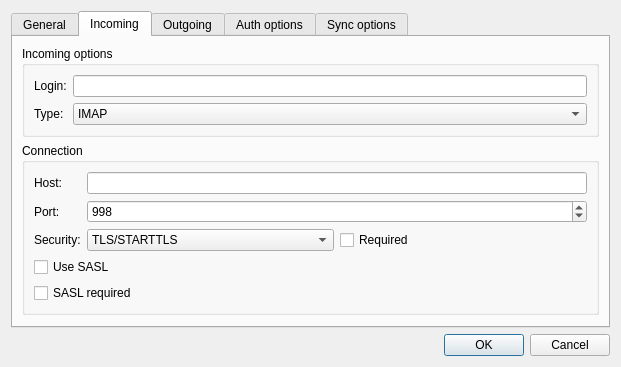
The window that src/plugins/snails/accountconfigdialog.ui (0xd34df00d/leechcraft) describes before a commit, drawn with Qt 5.
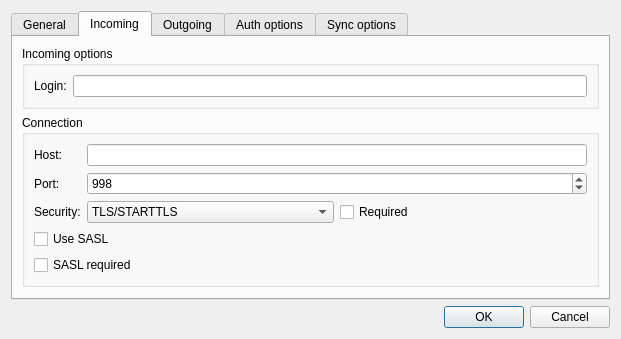
The same window after the commit. The open tabs and pages were chosen to show the change.

Commit message: [Snails] Removed support for account types other than IMAP.

The edit to the form file:
```diff
--- a/src/plugins/snails/accountconfigdialog.ui
+++ b/src/plugins/snails/accountconfigdialog.ui
@@ -7,7 +7,7 @@
     <x>0</x>
     <y>0</y>
     <width>621</width>
-    <height>332</height>
+    <height>300</height>
    </rect>
   </property>
   <property name="windowTitle">
@@ -92,6 +92,9 @@
           <string>Incoming options</string>
          </property>
          <layout class="QFormLayout" name="formLayout_5">
+          <property name="fieldGrowthPolicy">
+           <enum>QFormLayout::ExpandingFieldsGrow</enum>
+          </property>
           <item row="0" column="0">
            <widget class="QLabel" name="label_2">
             <property name="text">
@@ -102,32 +105,6 @@
           <item row="0" column="1">
            <widget class="QLineEdit" name="InLogin_"/>
           </item>
-          <item row="1" column="0">
-           <widget class="QLabel" name="label_5">
-            <property name="text">
-             <string>Type:</string>
-            </property>
-           </widget>
-          </item>
-          <item row="1" column="1">
-           <widget class="QComboBox" name="InType_">
-            <item>
-             <property name="text">
-              <string>IMAP</string>
-             </property>
-            </item>
-            <item>
-             <property name="text">
-              <string>POP3</string>
-             </property>
-            </item>
-            <item>
-             <property name="text">
-              <string>Maildir</string>
-             </property>
-            </item>
-           </widget>
-          </item>
          </layout>
         </widget>
        </item>
```
Left out of the diff: 16 changed lines with no effect on the pictures. The commit also changes 4 other files.
